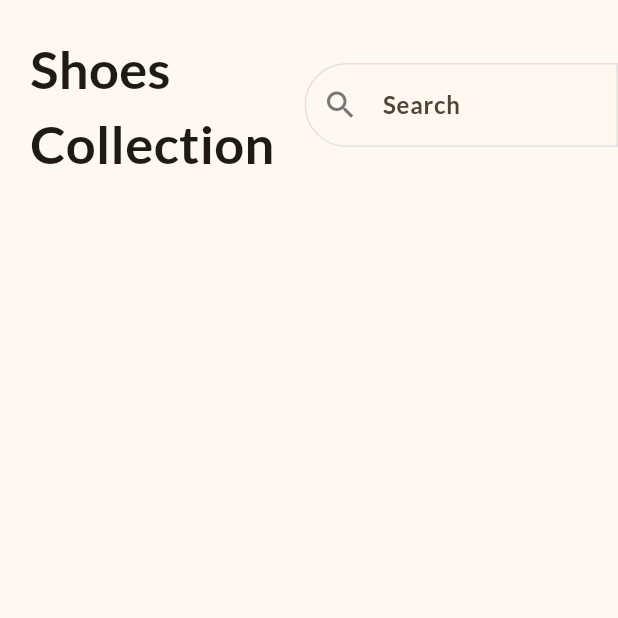
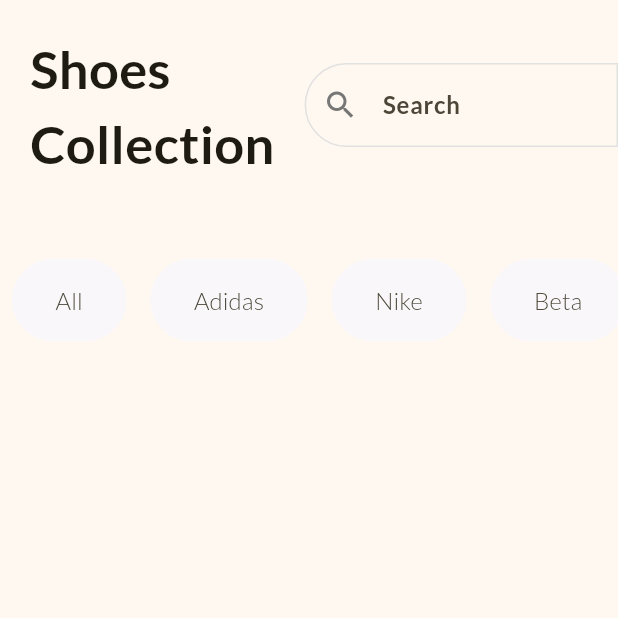
Before and after one commit to otabekinha/flutter_shop_app, a Flutter app: the screen it shows after launch, on a phone screen of 412 x 824 dp, the top half of it. Run offline on Flutter 3.47's test engine with Material 3 defaults, Android fonts, the phone set to English and light mode, and no system bars.

Commit message:
Adding filters and logic

```diff
--- a/lib/home_screen.dart
+++ b/lib/home_screen.dart
@@ -1,7 +1,21 @@
 import 'package:flutter/material.dart';
 
-class HomeScreen extends StatelessWidget {
+class HomeScreen extends StatefulWidget {
   const HomeScreen({super.key});
+
+  @override
+  State<HomeScreen> createState() => _HomeScreenState();
+}
+
+class _HomeScreenState extends State<HomeScreen> {
+  final List<String> filters = const ['All', 'Adidas', 'Nike', 'Beta'];
+  late String selectedFilter;
+
+  @override
+  void initState() {
+    super.initState();
+    selectedFilter = filters[0];
+  }
 
   @override
   Widget build(BuildContext context) {
@@ -13,11 +27,11 @@ class HomeScreen extends StatelessWidget {
         left: Radius.circular(50),
       ),
     );
-    return const Scaffold(
+    return Scaffold(
       body: SafeArea(
         child: Column(
           children: [
-            Row(
+            const Row(
               children: [
                 Padding(
                   padding: EdgeInsets.all(20.0),
@@ -42,6 +56,39 @@ class HomeScreen extends StatelessWidget {
                 ),
               ],
             ),
+            SizedBox(
+              height: 120,
+              child: ListView.builder(
+                scrollDirection: Axis.horizontal,
+                itemCount: filters.length,
+                itemBuilder: (context, index) {
+                  final filter = filters[index];
+                  return Padding(
+                    padding: const EdgeInsets.symmetric(horizontal: 8.0),
+                    child: GestureDetector(
+                      onTap: () {},
+                      child: Chip(
+                        shape: RoundedRectangleBorder(
+                          borderRadius: BorderRadius.circular(30),
+                        ),
+                        side: const BorderSide(
+                          color: Color.fromRGBO(249, 247, 249, 1),
+                        ),
+                        backgroundColor: const Color.fromRGBO(249, 247, 249, 1),
+                        label: Text(filter),
+                        labelStyle: const TextStyle(
+                          fontSize: 16,
+                        ),
+                        padding: const EdgeInsets.symmetric(
+                          horizontal: 20,
+                          vertical: 15,
+                        ),
+                      ),
+                    ),
+                  );
+                },
+              ),
+            ),
           ],
         ),
       ),
--- a/lib/main.dart
+++ b/lib/main.dart
@@ -11,6 +11,7 @@ class MyApp extends StatelessWidget {
   @override
   Widget build(BuildContext context) {
     return MaterialApp(
+      debugShowCheckedModeBanner: false,
       title: 'Shopping App',
       theme: ThemeData(
         fontFamily: 'Lato',
```
